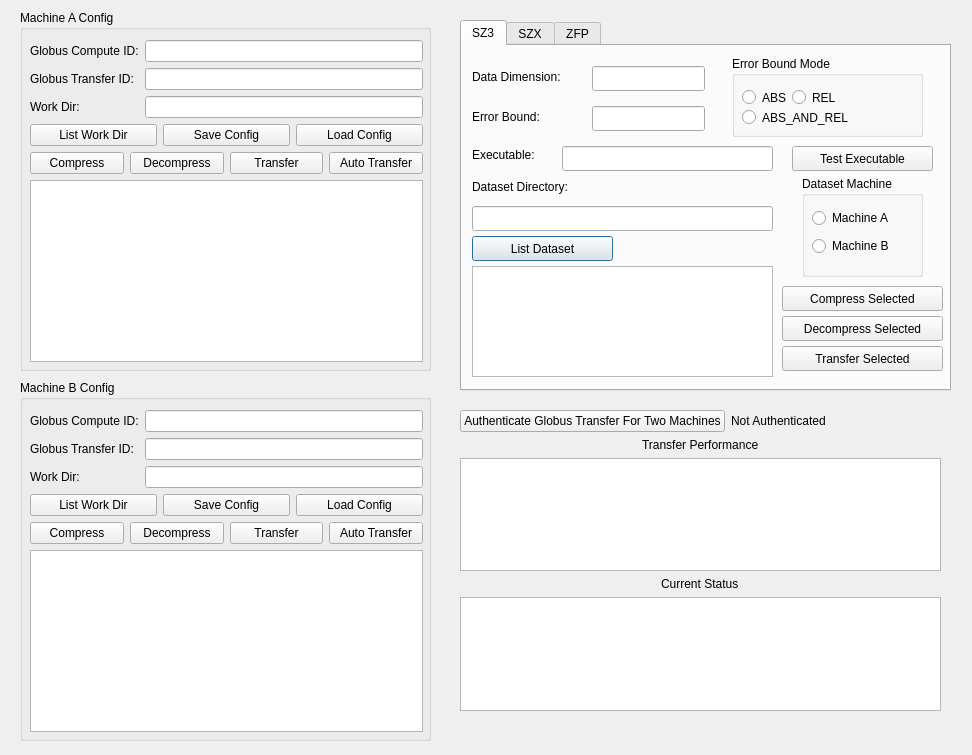
The window that ocelot.ui (legendPerceptor/Ocelot) describes before a commit, drawn with Qt 5.
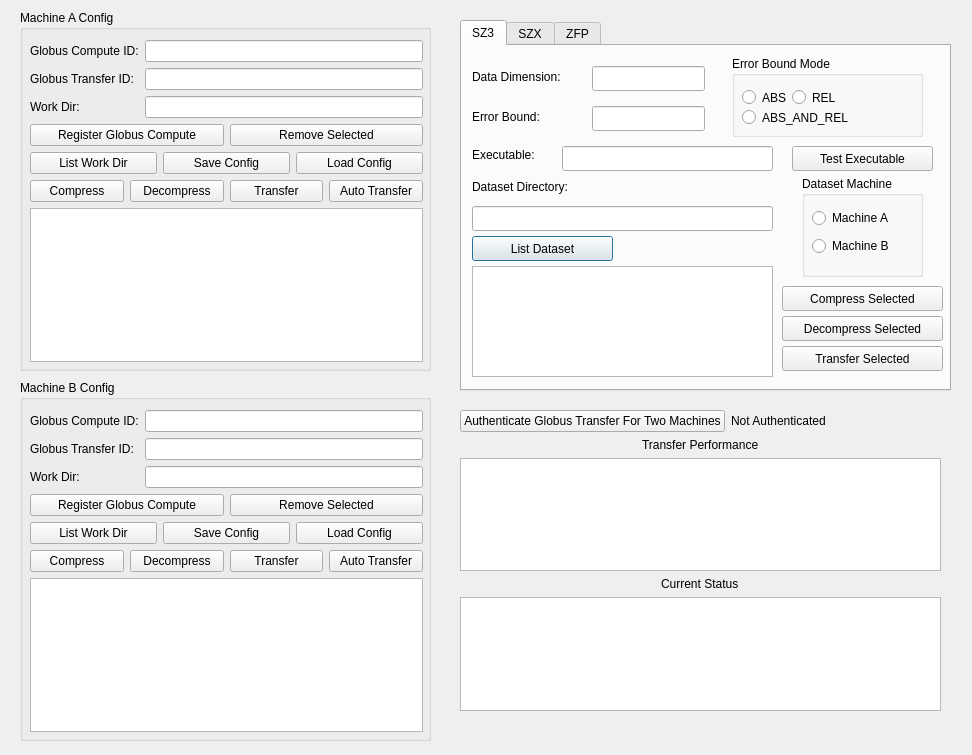
The same window after the commit.

Commit message: globus compute is working!

Patch:
```diff
--- a/ocelot.ui
+++ b/ocelot.ui
@@ -393,6 +393,24 @@
        </item>
       </layout>
      </item>
+     <item>
+      <layout class="QHBoxLayout" name="horizontalLayout_8">
+       <item>
+        <widget class="QPushButton" name="register_globus_compute_button_a">
+         <property name="text">
+          <string>Register Globus Compute</string>
+         </property>
+        </widget>
+       </item>
+       <item>
+        <widget class="QPushButton" name="remove_files_button_a">
+         <property name="text">
+          <string>Remove Selected</string>
+         </property>
+        </widget>
+       </item>
+      </layout>
+     </item>
      <item>
       <layout class="QHBoxLayout" name="horizontalLayout">
        <item>
@@ -512,6 +530,24 @@
        </item>
       </layout>
      </item>
+     <item>
+      <layout class="QHBoxLayout" name="horizontalLayout_9">
+       <item>
+        <widget class="QPushButton" name="register_globus_compute_button_b">
+         <property name="text">
+          <string>Register Globus Compute</string>
+         </property>
+        </widget>
+       </item>
+       <item>
+        <widget class="QPushButton" name="remove_files_button_b">
+         <property name="text">
+          <string>Remove Selected</string>
+         </property>
+        </widget>
+       </item>
+      </layout>
+     </item>
      <item>
       <layout class="QHBoxLayout" name="horizontalLayout_2">
        <item>
```
The commit also changes 3 other files.
